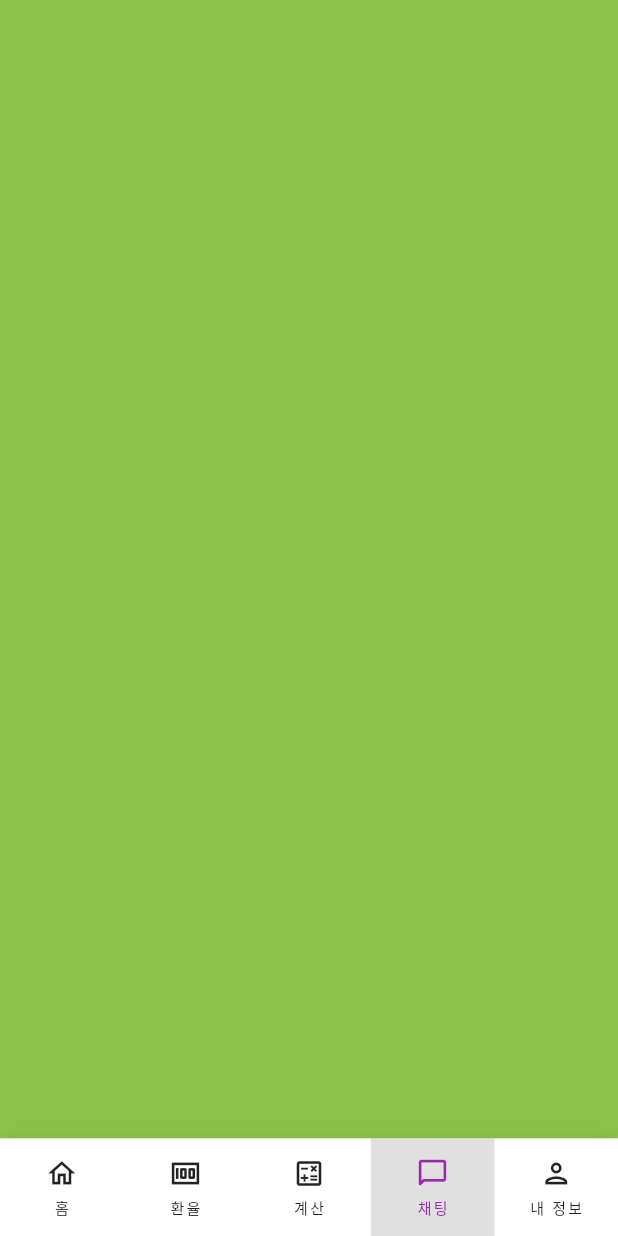
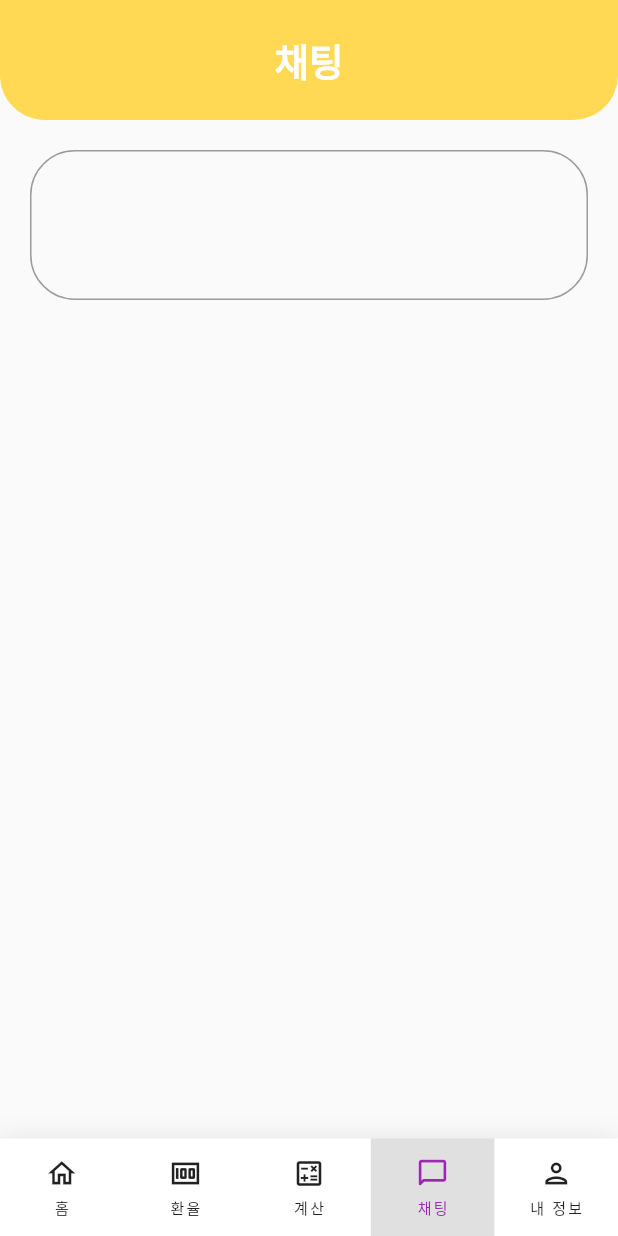
Before and after one commit to Donne-All-Around/DonneAllAround, a Flutter app: the screen it shows after launch, item 4 of the bottom bar chosen, on a phone screen of 412 x 824 dp. Run offline on Flutter 3.47's test engine with Material 2 defaults, Android fonts, the phone set to English and light mode, and no system bars; our stand-ins replace awesome_bottom_bar.

Commit message:
0911 JM chatting page 상단바

```diff
--- a/frontend/a705/lib/chatting_page.dart
+++ b/frontend/a705/lib/chatting_page.dart
@@ -11,9 +11,38 @@ class _ChattingPageState extends State<ChattingPage> {
   @override
   Widget build(BuildContext context) {
     return SafeArea(
-        child: Container(
-            color: Colors.lightGreen
-        )
-    );
+        child: Column(
+      children: [
+        Container(
+          width: double.infinity,
+          height: 80,
+          decoration: const BoxDecoration(
+            borderRadius: BorderRadius.only(
+                bottomLeft: Radius.circular(30),
+                bottomRight: Radius.circular(30)),
+            color: Color(0xFFFFD954),
+          ),
+          child: const Center(
+            child: Text(
+              "채팅",
+              style: TextStyle(
+                  fontSize: 25,
+                  fontWeight: FontWeight.bold,
+                  color: Colors.white),
+              textAlign: TextAlign.center,
+            ),
+          ),
+        ),
+        const SizedBox(height: 10),
+        Container(
+            margin: const EdgeInsets.fromLTRB(20, 10, 20, 10),
+            width: double.infinity,
+            height: 100,
+            decoration: BoxDecoration(
+              borderRadius: BorderRadius.circular(30),
+              border: Border.all(color: Colors.black38),
+            ))
+      ],
+    ));
   }
 }
```
Also changed, not shown: frontend/a705/lib/main.dart (+1 -50 lines).
